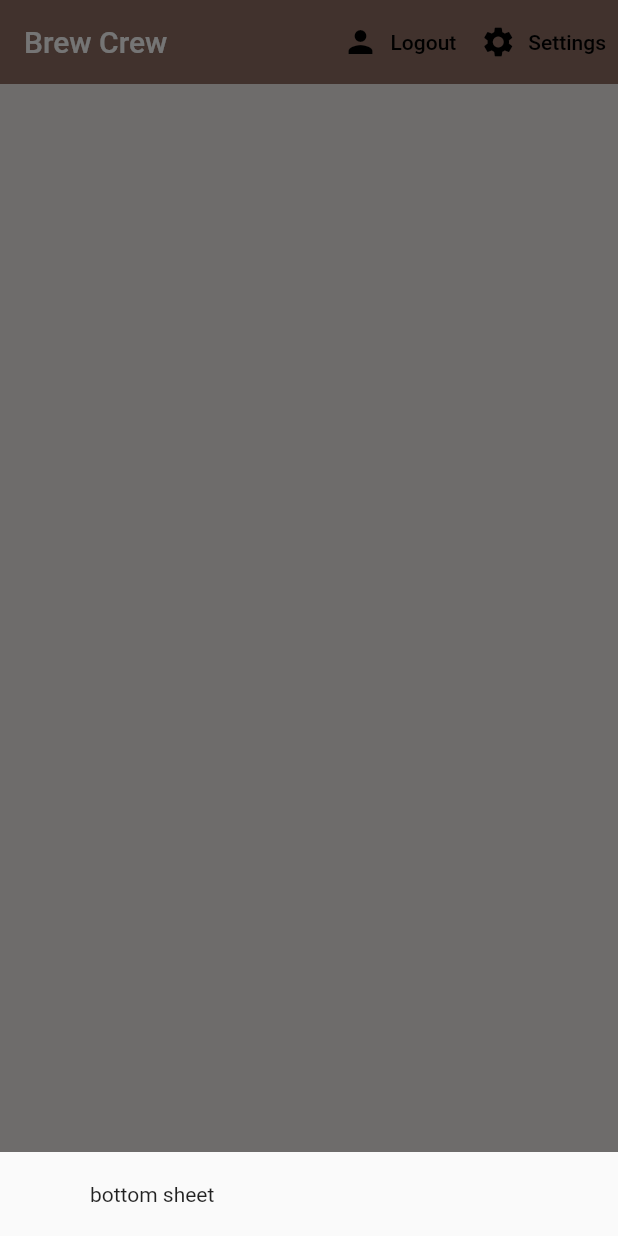
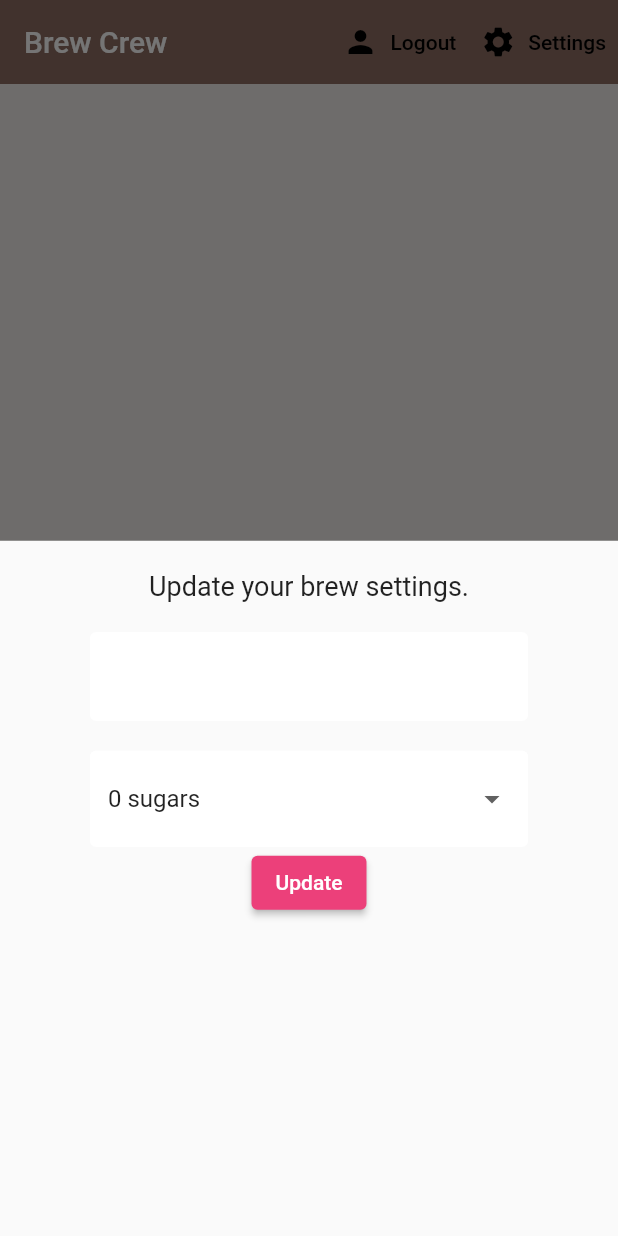
Before and after one commit to ronhedwigzape/brew_crew, a Flutter app: the screen it shows once a user with an empty profile is signed in, after a tap on "Settings", on a phone screen of 412 x 824 dp. Run offline on Flutter 3.47's test engine with Material 2 defaults, Android fonts, the phone set to English and light mode, and no system bars; our stand-ins replace cloud_firestore, firebase_auth, firebase_core, flutter_spinkit; accounts and stored records are empty.

```diff
--- a/lib/screens/home/home.dart
+++ b/lib/screens/home/home.dart
@@ -1,4 +1,5 @@
 import 'package:brew_crew/models/brew.dart';
+import 'package:brew_crew/screens/home/settings_form.dart';
 import 'package:brew_crew/services/auth.dart';
 import 'package:brew_crew/services/database.dart';
 import 'package:flutter/material.dart';
@@ -22,7 +23,7 @@ class Home extends StatelessWidget {
               vertical: 20.0,
               horizontal: 60.0,
             ),
-            child: const Text('bottom sheet'),
+            child: const SettingsForm(),
           );
         },
       );
--- /dev/null
+++ b/lib/screens/home/settings_form.dart
@@ -0,0 +1,92 @@
+import 'package:flutter/foundation.dart';
+import 'package:flutter/material.dart';
+import 'package:brew_crew/shared/constants.dart';
+
+class SettingsForm extends StatefulWidget {
+  const SettingsForm({super.key});
+
+  @override
+  State<SettingsForm> createState() => _SettingsFormState();
+}
+
+class _SettingsFormState extends State<SettingsForm> {
+  final _formKey = GlobalKey<FormState>();
+  final List<String> sugars = ['0', '1', '2', '3', '4'];
+
+  // form values
+  String? _currentName;
+  String? _currentSugars;
+  int? _currentStrength;
+
+  String? validateName(String? value) {
+    if (value == null || value.isEmpty) {
+      return 'Please enter a name';
+    }
+    return null;
+  }
+
+  void onNameChanged(String value) {
+    setState(() {
+      _currentName = value;
+    });
+  }
+
+  @override
+  Widget build(BuildContext context) {
+    return Form(
+      key: _formKey,
+      child: Column(
+        children: <Widget>[
+          const Text(
+            'Update your brew settings.',
+            style: TextStyle(fontSize: 18.0),
+          ),
+          const SizedBox(height: 20.0),
+          TextFormField(
+            decoration: textInputDecoration,
+            validator: validateName,
+            onChanged: onNameChanged,
+          ),
+          const SizedBox(height: 20.0),
+          // dropdown
+          DropdownButtonFormField(
+            decoration: textInputDecoration,
+            value: _currentSugars ?? '0',
+            items: sugars.map((sugar) {
+              return DropdownMenuItem(
+                value: sugar,
+                child: Text('$sugar sugars'),
+              );
+            }).toList(),
+            onChanged: (value) {
+              setState(() {
+                _currentSugars = value;
+              });
+            },
+          ),
+          // slider
+          // button
+          ElevatedButton(
+            style: ElevatedButton.styleFrom(
+              backgroundColor: Colors.pink[400],
+            ),
+            onPressed: () async {
+              if (_formKey.currentState!.validate()) {
+                if (kDebugMode) {
+                  print('valid');
+                  print(_currentName);
+                  print(_currentSugars);
+                  print(_currentStrength);
+                }
+              }
+            },
+            child: const Text(
+              'Update',
+              style: TextStyle(color: Colors.white),
+            ),
+          )
+        ]
+      ),
+    );
+  }
+}
```
